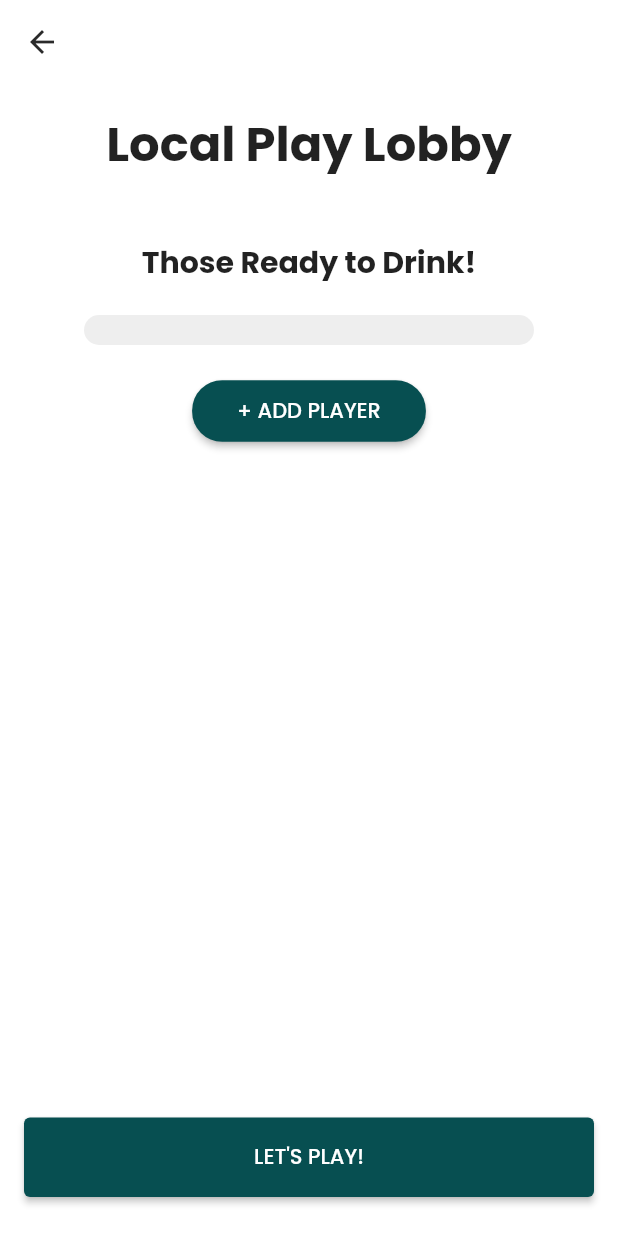
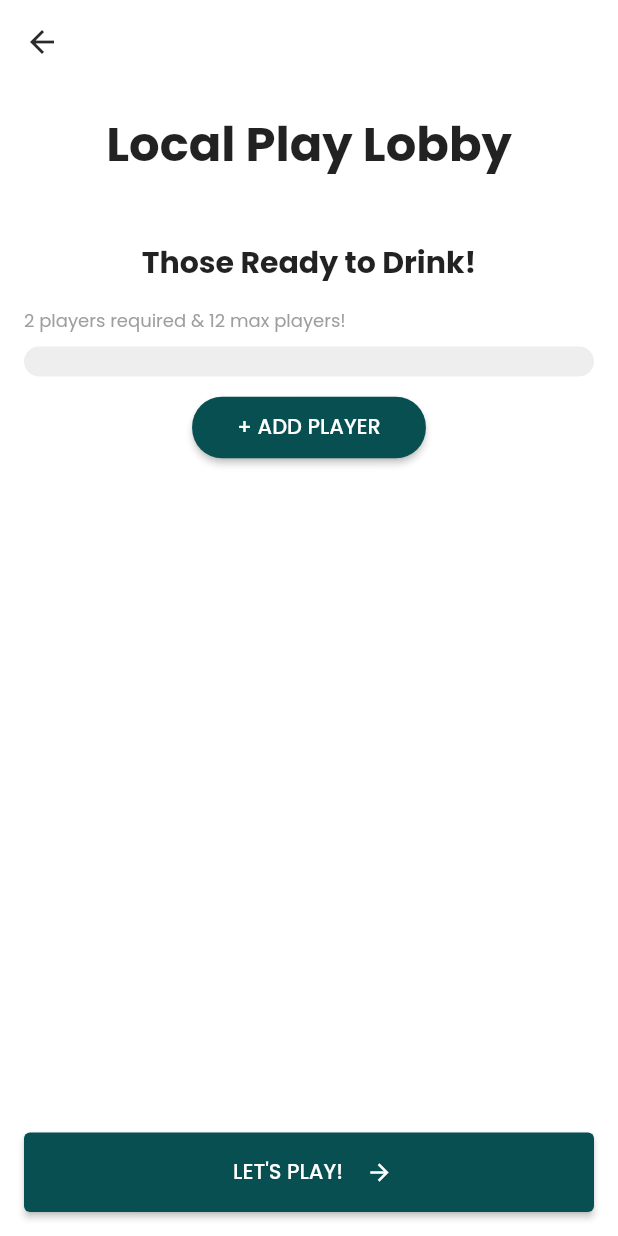
Before and after one commit to jordandadams/tipsy_trials, a Flutter app: the LocalPlayScreen screen opened directly with empty values, on a phone screen of 412 x 824 dp. Run offline on Flutter 3.47's test engine with Material 2 defaults, Android fonts, the phone set to English and light mode, and no system bars; our stand-ins replace get, google_fonts.

Commit message:
fixed small bugs added animated arrow

```diff
--- a/lib/controllers/local_play_controller.dart
+++ b/lib/controllers/local_play_controller.dart
@@ -102,7 +102,9 @@ class LocalPlayController extends GetxController {
         username.length < 4 ||
         username.length > 15 ||
         username.contains(RegExp(r'[!@#$%^&*(),.?":{}|<>]')) ||
-        usernames.contains(username)) {
+        usernames.contains(username) ||
+        usernames.length >= 12) {
+      // Check if the list already has 12 players
       return false;
     }
     return true;
--- a/lib/views/pages/03_local_play/local_play.dart
+++ b/lib/views/pages/03_local_play/local_play.dart
@@ -6,6 +6,7 @@ import '../../themes/text.dart';
 import 'package:get/get.dart';
 import '../../../controllers/local_play_controller.dart';
 import '../../widgets/add_user_input_field.dart';
+import '../../widgets/bouncing_arrow.dart';
 
 class LocalPlayScreen extends StatelessWidget {
   final String username;
@@ -32,7 +33,6 @@ class LocalPlayScreen extends StatelessWidget {
           padding: EdgeInsets.all(AppSizes.defaultPadding),
           child: Column(
             children: [
-
               // Local Play Header Text
               Center(
                 child: Text(
@@ -51,19 +51,44 @@ class LocalPlayScreen extends StatelessWidget {
                 ),
               ),
 
+              // Add the hintText above the Container
+              Align(
+                alignment: Alignment.centerLeft,
+                child: Padding(
+                  padding: const EdgeInsets.only(top: 15.0, bottom: 8.0),
+                  child: Text(
+                    "2 players required & 12 max players!",
+                    style: TextStyle(fontSize: 12, color: Colors.grey),
+                  ),
+                ),
+              ),
+
               // Container holding all usernames of people that are playing
               Container(
-                margin: EdgeInsets.symmetric(vertical: 20),
-                padding: EdgeInsets.symmetric(vertical: 10, horizontal: 150),
+                margin: EdgeInsets.fromLTRB(0, 0, 0, 10),
+                padding: EdgeInsets.symmetric(vertical: 10),
                 decoration: BoxDecoration(
                   color: Colors.grey[200], // Light grey color
                   borderRadius: BorderRadius.circular(10), // Rounded corners
                 ),
                 child: Obx(
-                  () => Column(
-                    children: localPlayController.usernames
-                        .map((user) => Text(user))
-                        .toList(),
+                  () => Container(
+                    width: 400, // Set the fixed width
+                    child: Column(
+                      mainAxisAlignment: MainAxisAlignment.center,
+                      children: localPlayController.usernames
+                          .map((user) => Center(
+                                child: SingleChildScrollView(
+                                  scrollDirection: Axis.horizontal,
+                                  child: Text(
+                                    user.length > 15
+                                        ? user.substring(0, 15)
+                                        : user,
+                                  ),
+                                ),
+                              ))
+                          .toList(),
+                    ),
                   ),
                 ),
               ),
@@ -88,8 +113,7 @@ class LocalPlayScreen extends StatelessWidget {
                           ),
                           SizedBox(height: 10),
                           Row(
-                            mainAxisAlignment: MainAxisAlignment
-                                .end, // Align the icons to the right
+                            mainAxisAlignment: MainAxisAlignment.end,
                             children: [
                               // Cancel button
                               IconButton(
@@ -142,11 +166,17 @@ class LocalPlayScreen extends StatelessWidget {
                 onPressed: () {
                   Get.to(() => GameScreen());
                 },
-                child: Text("LET'S PLAY!"),
+                child: Row(
+                  mainAxisAlignment: MainAxisAlignment.center,
+                  children: [
+                    Text("LET'S PLAY!"),
+                    SizedBox(width: 10), // Add space between text and icon
+                    BouncingArrow(),
+                  ],
+                ),
                 style: ElevatedButton.styleFrom(
                     minimumSize: Size(double.infinity, 50)),
               ),
-              SizedBox(height: 10),
             ],
           ),
         ),
--- /dev/null
+++ b/lib/views/widgets/bouncing_arrow.dart
@@ -0,0 +1,48 @@
+import 'package:flutter/material.dart';
+
+class BouncingArrow extends StatefulWidget {
+  const BouncingArrow({Key? key}) : super(key: key);
+
+  @override
+  _BouncingArrowState createState() => _BouncingArrowState();
+}
+
+class _BouncingArrowState extends State<BouncingArrow>
+    with SingleTickerProviderStateMixin {
+  late final AnimationController _arrowController;
+  late final Animation<double> _animation;
+
+  @override
+  void initState() {
+    super.initState();
+    _arrowController = AnimationController(
+      vsync: this,
+      duration: const Duration(milliseconds: 600),
+    )..repeat(reverse: true);
+
+    _animation = Tween<double>(begin: -8, end: 8).animate(_arrowController);
+  }
+
+  @override
+  Widget build(BuildContext context) {
+    return AnimatedBuilder(
+      animation: _arrowController,
+      builder: (context, child) {
+        return Transform.translate(
+          offset: Offset(_animation.value, 0),
+          child: child,
+        );
+      },
+      child: Icon(
+        Icons.arrow_forward,
+        size: 18,
+        ),
+    );
+  }
+
+  @override
+  void dispose() {
+    _arrowController.dispose();
+    super.dispose();
+  }
+}
```
